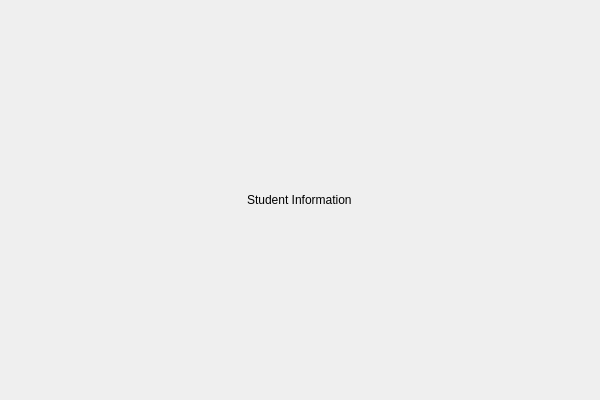
Old version of the form studentwindow.ui in the repository pstakoun/northern-spare-tracker.
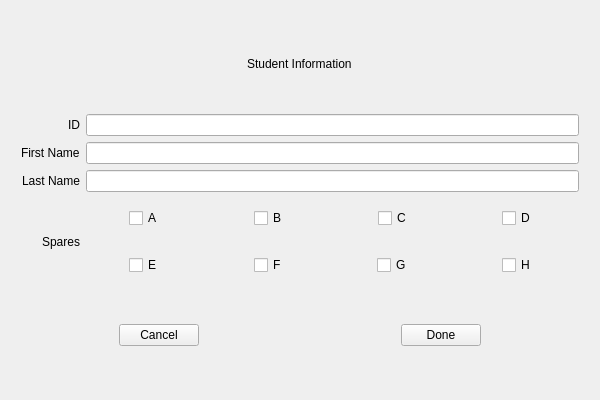
New version of the form.

Patch:
```diff
--- a/studentwindow.ui
+++ b/studentwindow.ui
@@ -24,13 +24,128 @@
      </rect>
     </property>
     <layout class="QGridLayout" name="gridLayout">
-     <item row="0" column="0" colspan="2" alignment="Qt::AlignHCenter">
+     <item row="4" column="0" alignment="Qt::AlignRight|Qt::AlignVCenter">
+      <widget class="QLabel" name="sparesLabel">
+       <property name="text">
+        <string>Spares</string>
+       </property>
+      </widget>
+     </item>
+     <item row="2" column="1">
+      <widget class="QLineEdit" name="fname"/>
+     </item>
+     <item row="2" column="0" alignment="Qt::AlignRight|Qt::AlignVCenter">
+      <widget class="QLabel" name="fnameLabel">
+       <property name="text">
+        <string>First Name</string>
+       </property>
+      </widget>
+     </item>
+     <item row="3" column="1">
+      <widget class="QLineEdit" name="lname"/>
+     </item>
+     <item row="0" column="0" colspan="2" alignment="Qt::AlignHCenter|Qt::AlignVCenter">
       <widget class="QLabel" name="label">
        <property name="text">
         <string>Student Information</string>
        </property>
       </widget>
      </item>
+     <item row="1" column="0" alignment="Qt::AlignRight|Qt::AlignVCenter">
+      <widget class="QLabel" name="idLabel">
+       <property name="text">
+        <string>ID</string>
+       </property>
+      </widget>
+     </item>
+     <item row="4" column="1">
+      <layout class="QGridLayout" name="sparesLayout">
+       <item row="0" column="0" alignment="Qt::AlignHCenter|Qt::AlignVCenter">
+        <widget class="QCheckBox" name="checkBoxA">
+         <property name="text">
+          <string>A</string>
+         </property>
+        </widget>
+       </item>
+       <item row="1" column="0" alignment="Qt::AlignHCenter|Qt::AlignVCenter">
+        <widget class="QCheckBox" name="checkBoxE">
+         <property name="text">
+          <string>E</string>
+         </property>
+        </widget>
+       </item>
+       <item row="0" column="2" alignment="Qt::AlignHCenter|Qt::AlignVCenter">
+        <widget class="QCheckBox" name="checkBoxC">
+         <property name="text">
+          <string>C</string>
+         </property>
+        </widget>
+       </item>
+       <item row="0" column="1" alignment="Qt::AlignHCenter|Qt::AlignVCenter">
+        <widget class="QCheckBox" name="checkBoxB">
+         <property name="text">
+          <string>B</string>
+         </property>
+        </widget>
+       </item>
+       <item row="0" column="3" alignment="Qt::AlignHCenter|Qt::AlignVCenter">
+        <widget class="QCheckBox" name="checkBoxD">
+         <property name="text">
+          <string>D</string>
+         </property>
+        </widget>
+       </item>
+       <item row="1" column="1" alignment="Qt::AlignHCenter|Qt::AlignVCenter">
+        <widget class="QCheckBox" name="checkBoxF">
+         <property name="text">
+          <string>F</string>
+         </property>
+        </widget>
+       </item>
+       <item row="1" column="2" alignment="Qt::AlignHCenter|Qt::AlignVCenter">
+        <widget class="QCheckBox" name="checkBoxG">
+         <property name="text">
+          <string>G</string>
+         </property>
+        </widget>
+       </item>
+       <item row="1" column="3" alignment="Qt::AlignHCenter|Qt::AlignVCenter">
+        <widget class="QCheckBox" name="checkBoxH">
+         <property name="text">
+          <string>H</string>
+         </property>
+        </widget>
+       </item>
+      </layout>
+     </item>
+     <item row="3" column="0" alignment="Qt::AlignRight|Qt::AlignVCenter">
+      <widget class="QLabel" name="lnameLabel">
+       <property name="text">
+        <string>Last Name</string>
+       </property>
+      </widget>
+     </item>
+     <item row="1" column="1">
+      <widget class="QLineEdit" name="id"/>
+     </item>
+     <item row="5" column="0" colspan="2">
+      <layout class="QHBoxLayout" name="horizontalLayout">
+       <item alignment="Qt::AlignHCenter|Qt::AlignVCenter">
+        <widget class="QPushButton" name="cancelButton">
+         <property name="text">
+          <string>Cancel</string>
+         </property>
+        </widget>
+       </item>
+       <item alignment="Qt::AlignHCenter|Qt::AlignVCenter">
+        <widget class="QPushButton" name="doneButton">
+         <property name="text">
+          <string>Done</string>
+         </property>
+        </widget>
+       </item>
+      </layout>
+     </item>
     </layout>
    </widget>
   </widget>
```
